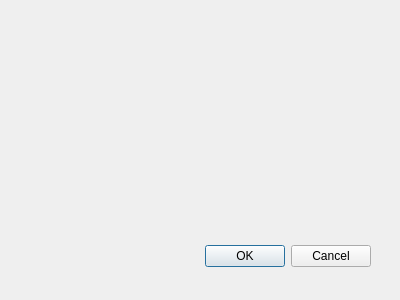
This is filedialog.ui in VashSan/purr as Qt 5 draws it before an edit. The edited form follows.
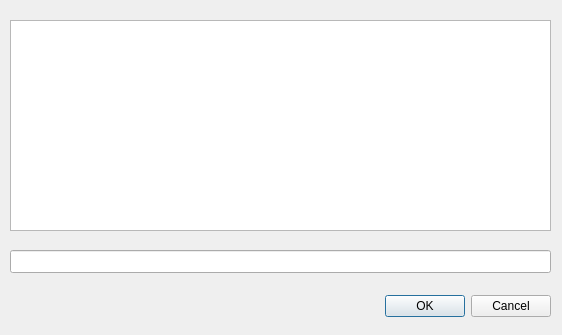
This is the edited form.

Diff of the .ui file:
```diff
--- a/filedialog.ui
+++ b/filedialog.ui
@@ -8,8 +8,8 @@
    <rect>
     <x>0</x>
     <y>0</y>
-    <width>400</width>
-    <height>300</height>
+    <width>562</width>
+    <height>335</height>
    </rect>
   </property>
   <property name="windowTitle">
@@ -18,9 +18,9 @@
   <widget name="buttonBox" class="QDialogButtonBox">
    <property name="geometry">
     <rect>
-     <x>30</x>
-     <y>240</y>
-     <width>341</width>
+     <x>10</x>
+     <y>290</y>
+     <width>541</width>
      <height>32</height>
     </rect>
    </property>
@@ -31,6 +31,26 @@
     <set>QDialogButtonBox::Cancel|QDialogButtonBox::Ok</set>
    </property>
   </widget>
+  <widget class="QTreeView" name="treeView">
+   <property name="geometry">
+    <rect>
+     <x>10</x>
+     <y>20</y>
+     <width>541</width>
+     <height>211</height>
+    </rect>
+   </property>
+  </widget>
+  <widget class="QLineEdit" name="fileEdit">
+   <property name="geometry">
+    <rect>
+     <x>10</x>
+     <y>250</y>
+     <width>541</width>
+     <height>23</height>
+    </rect>
+   </property>
+  </widget>
  </widget>
  <pixmapfunction/>
  <resources/>
```
Left out of the diff: 12 changed lines with no effect on the pictures.
